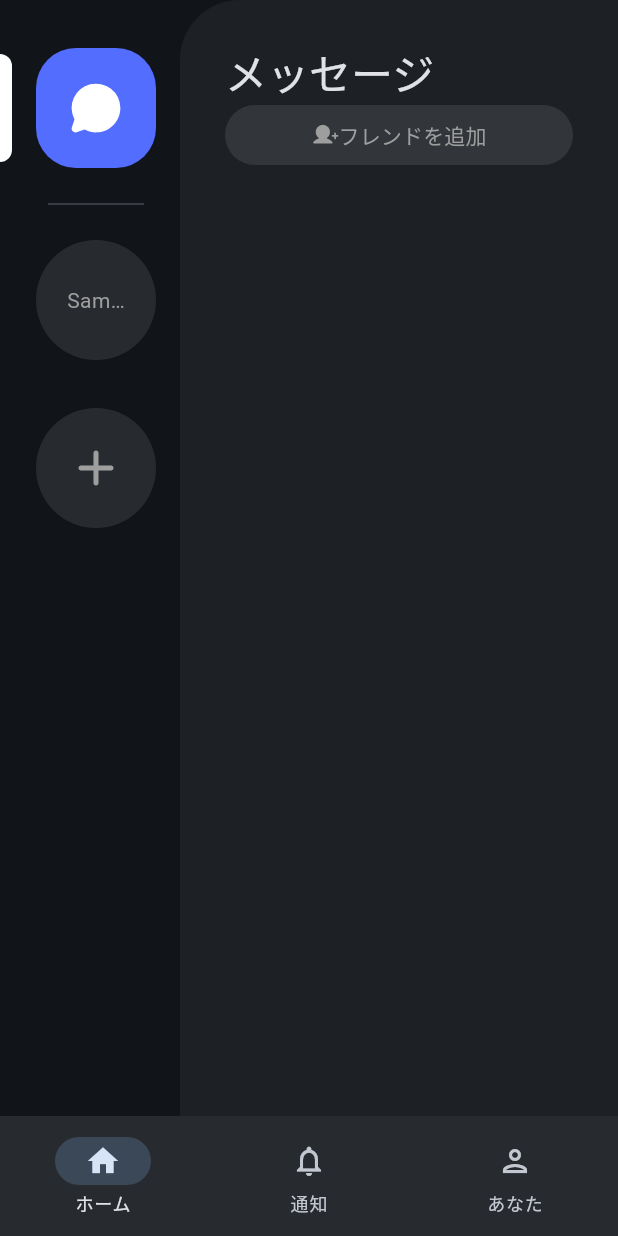
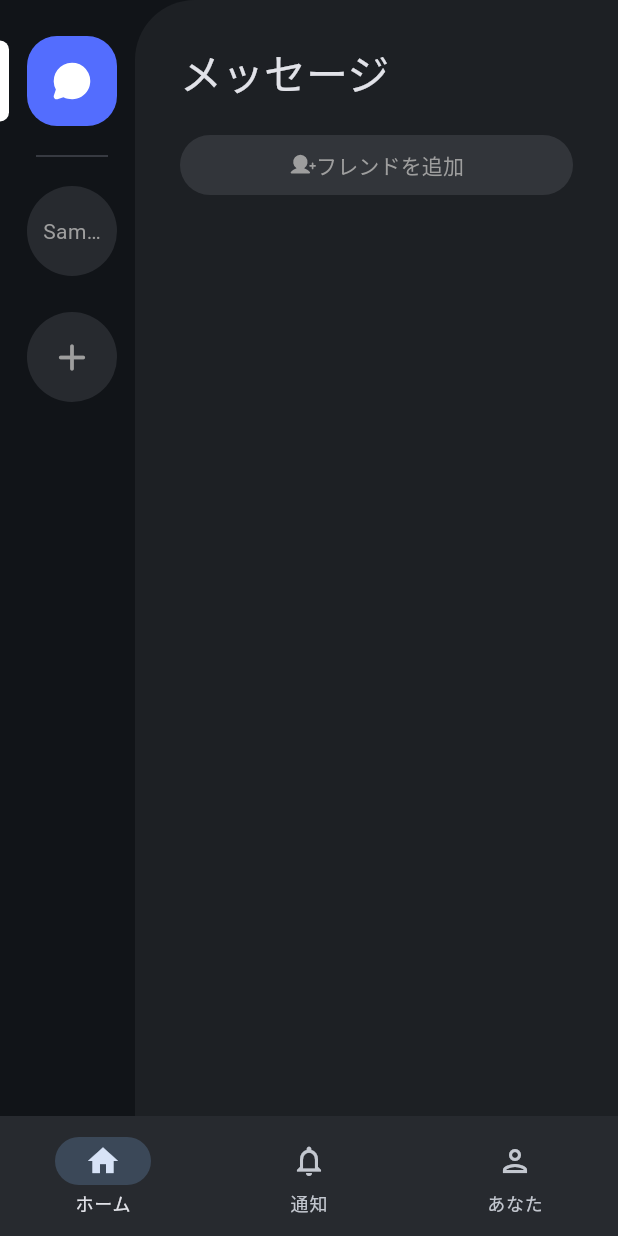
Before and after one commit to Kokono92/ttscord, a Flutter app: the screen it shows after launch, on a phone screen of 412 x 824 dp. Run offline on Flutter 3.47's test engine with Material 3 defaults, Android fonts, the phone set to English and light mode, and no system bars; our stand-ins replace flutter_hooks, phosphor_flutter.

Commit message:
LeftNavigationサイズ粗調整

```diff
--- a/lib/presentation/widgets/home_screen.dart
+++ b/lib/presentation/widgets/home_screen.dart
@@ -44,7 +44,9 @@ Widget buildMessageRegion(BuildContext context) => ContentRegion(
   title: "メッセージ",
   child: Column(
     children: [
-      FilledButton(
+      Padding(
+        padding: EdgeInsets.only(top: 20),
+        child: FilledButton(
           onPressed: () {},
           style: FilledButton.styleFrom(
             backgroundColor:
@@ -54,6 +56,7 @@ Widget buildMessageRegion(BuildContext context) => ContentRegion(
           child: Row(
             mainAxisAlignment: MainAxisAlignment.center,
             children: [Icon(PhosphorIconsFill.userPlus), Text("フレンドを追加")],
+          ),
         ),
       ),
     ],
--- a/lib/presentation/widgets/left_navigation.dart
+++ b/lib/presentation/widgets/left_navigation.dart
@@ -49,7 +49,7 @@ class ServerDestination extends DestinationType {
 class LeftNavigation extends HookWidget {
   static const iconFactor = 0.5;
 
-  final double size = 80;
+  final double size = 60;
   final DestinationType selectedDestination;
   final Function(DestinationType) onSelectionChanged;
   final List<Server> servers;
```
Lines whose indentation alone changed are shown as unchanged.
